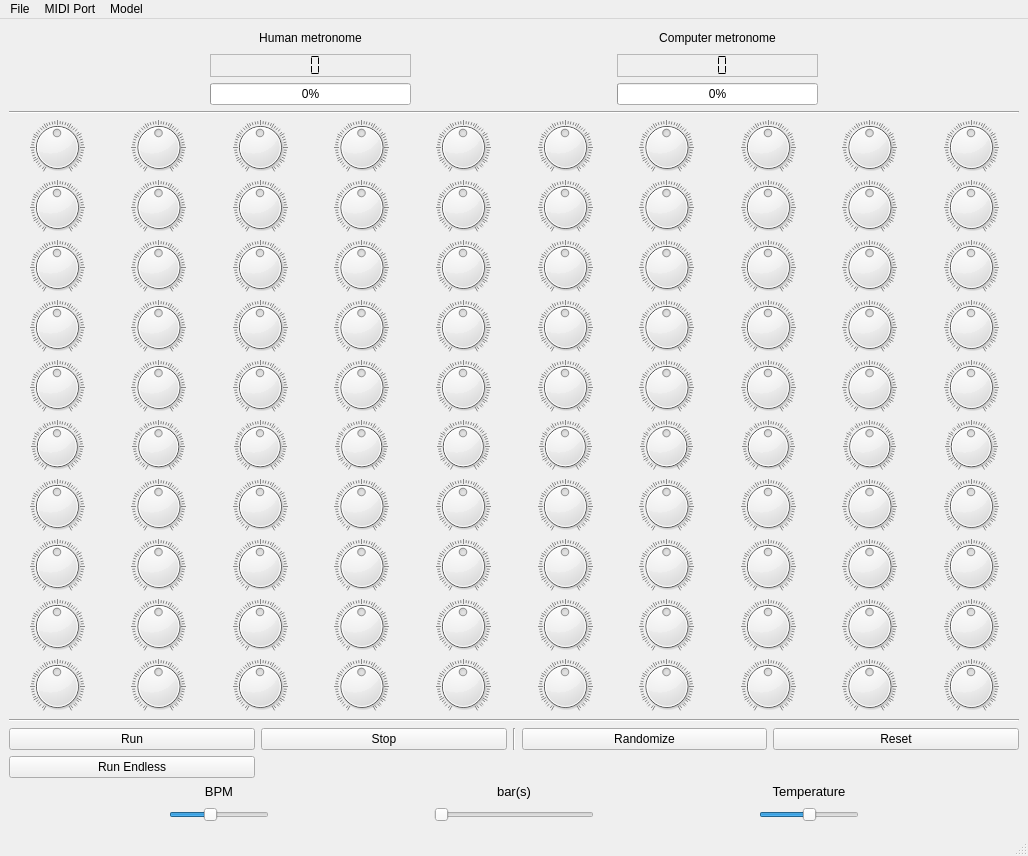
First picture: the form in software_gui/VAEsemane_v2.ui, repository Roboy/tss18-robotsinmusicalimprovisation, before the edit.
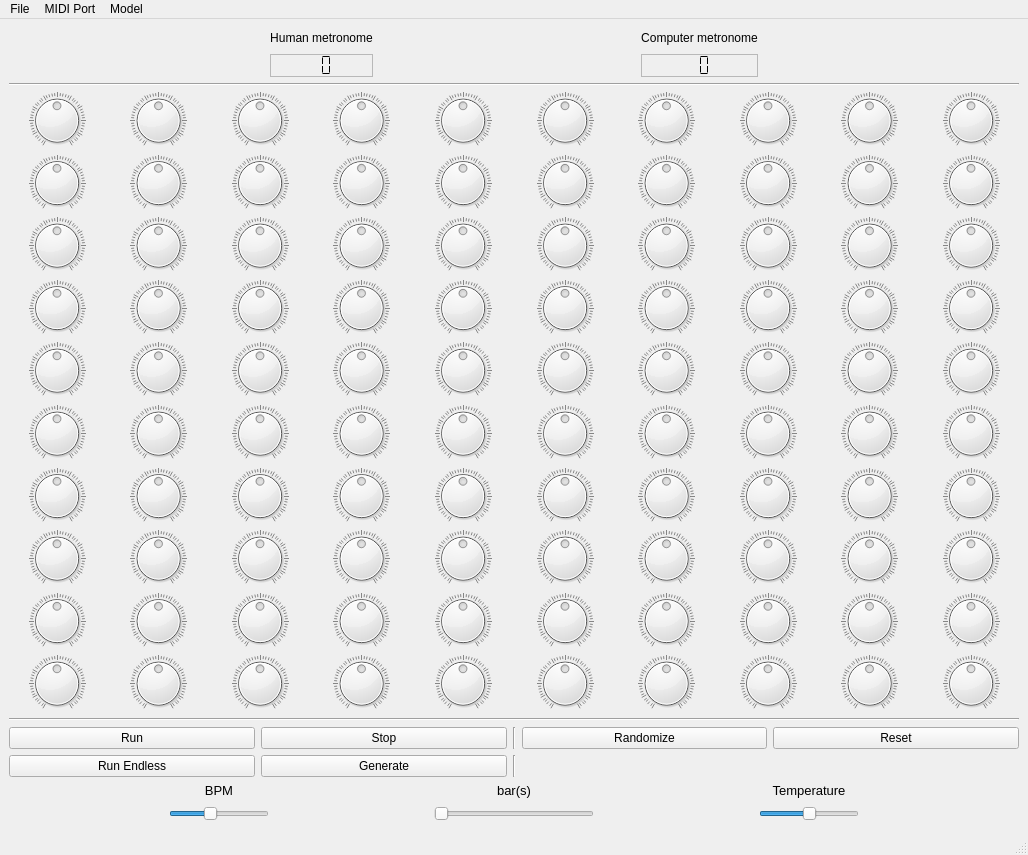
Second picture: the form after the edit.

Commit message: added generate button for vaesemane gui

What changed in the file:
```diff
--- a/software_gui/VAEsemane_v2.ui
+++ b/software_gui/VAEsemane_v2.ui
@@ -7,7 +7,7 @@
     <x>0</x>
     <y>0</y>
     <width>1028</width>
-    <height>856</height>
+    <height>855</height>
    </rect>
   </property>
   <property name="sizePolicy">
@@ -84,32 +84,6 @@
         </property>
        </spacer>
       </item>
-      <item row="0" column="2">
-       <spacer name="horizontalSpacer_2">
-        <property name="orientation">
-         <enum>Qt::Horizontal</enum>
-        </property>
-        <property name="sizeHint" stdset="0">
-         <size>
-          <width>40</width>
-          <height>20</height>
-         </size>
-        </property>
-       </spacer>
-      </item>
-      <item row="2" column="3">
-       <widget class="QProgressBar" name="pbar_comp_metronome">
-        <property name="maximum">
-         <number>4</number>
-        </property>
-        <property name="value">
-         <number>0</number>
-        </property>
-        <property name="alignment">
-         <set>Qt::AlignCenter</set>
-        </property>
-       </widget>
-      </item>
       <item row="1" column="3">
        <widget class="QLCDNumber" name="lcd_comp_metronome">
         <property name="sizePolicy">
@@ -141,19 +115,6 @@
         </property>
        </widget>
       </item>
-      <item row="2" column="1">
-       <widget class="QProgressBar" name="pbar_human_metronome">
-        <property name="maximum">
-         <number>4</number>
-        </property>
-        <property name="value">
-         <number>0</number>
-        </property>
-        <property name="alignment">
-         <set>Qt::AlignCenter</set>
-        </property>
-       </widget>
-      </item>
       <item row="0" column="1">
        <widget class="QLabel" name="label">
         <property name="text">
@@ -170,6 +131,19 @@
         </property>
        </widget>
       </item>
+      <item row="0" column="2">
+       <spacer name="horizontalSpacer_2">
+        <property name="orientation">
+         <enum>Qt::Horizontal</enum>
+        </property>
+        <property name="sizeHint" stdset="0">
+         <size>
+          <width>40</width>
+          <height>20</height>
+         </size>
+        </property>
+       </spacer>
+      </item>
      </layout>
     </item>
     <item row="1" column="0">
@@ -1548,6 +1522,20 @@
         </property>
        </widget>
       </item>
+      <item row="1" column="1">
+       <widget class="QPushButton" name="btn_generate">
+        <property name="text">
+         <string>Generate</string>
+        </property>
+       </widget>
+      </item>
+      <item row="1" column="2">
+       <widget class="Line" name="line_4">
+        <property name="orientation">
+         <enum>Qt::Vertical</enum>
+        </property>
+       </widget>
+      </item>
      </layout>
     </item>
     <item row="5" column="0">
@@ -1765,6 +1753,7 @@
     <property name="title">
      <string>Model</string>
     </property>
+    <addaction name="action_pretrained"/>
     <addaction name="action_find"/>
    </widget>
    <addaction name="menu_file"/>
@@ -1785,6 +1774,11 @@
     <string>Find...</string>
    </property>
   </action>
+  <action name="action_pretrained">
+   <property name="text">
+    <string>Load pretrained</string>
+   </property>
+  </action>
  </widget>
  <resources/>
  <connections/>
```
The commit also changes 2 other files.
